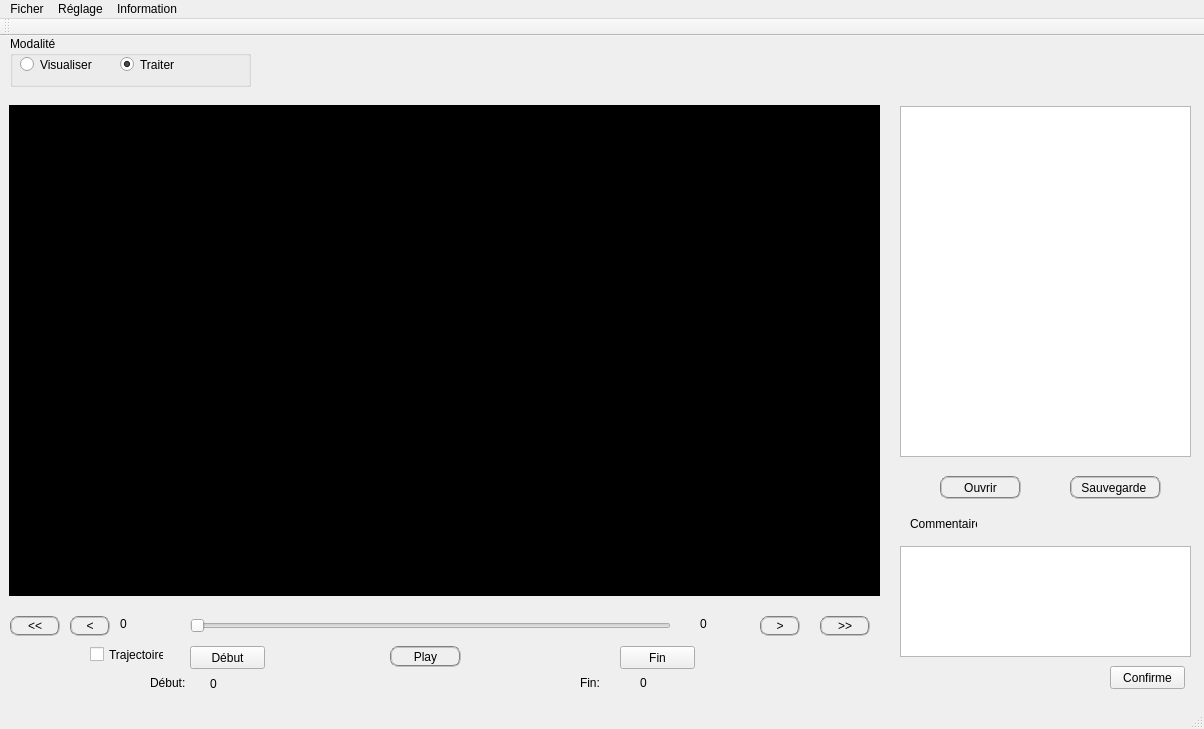
The window that decter/mainwindow.ui (bigflower123/PFE) describes before a commit, drawn with Qt 5.
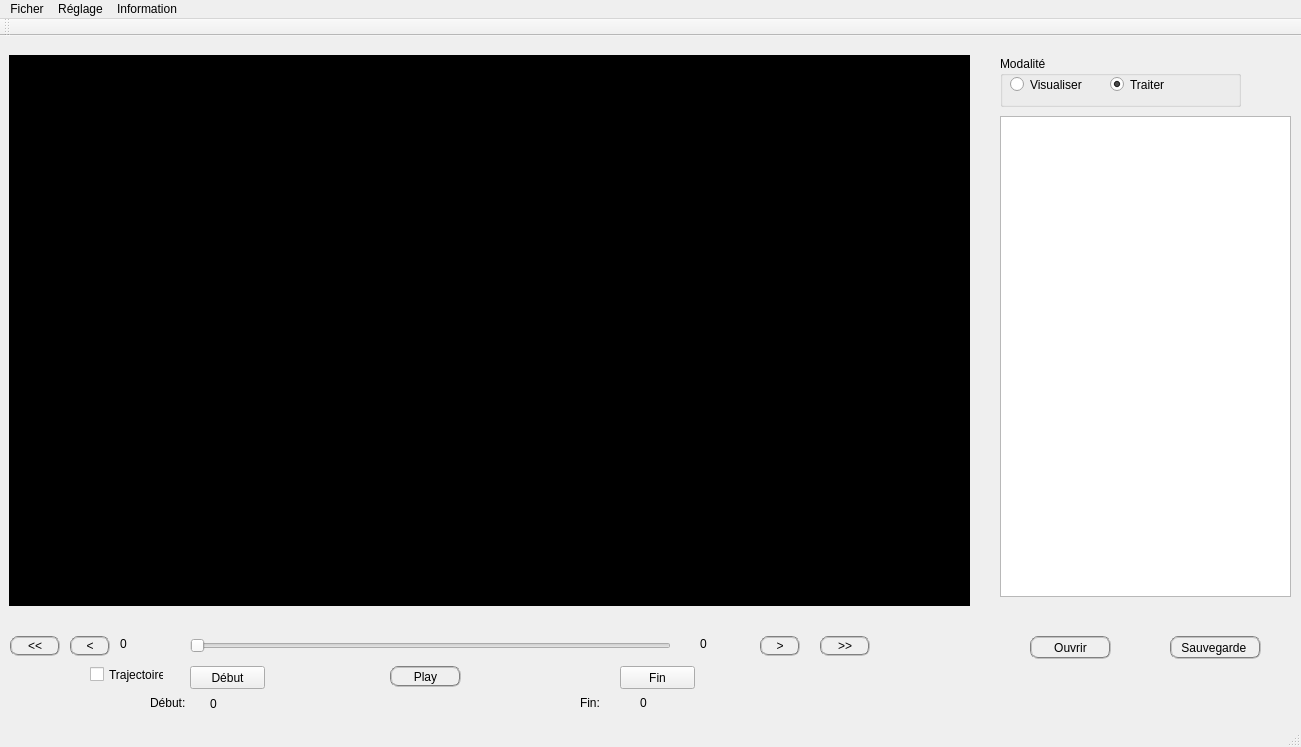
The same window after the commit. Custom widgets are drawn as their Qt base class.

```diff
--- a/decter/mainwindow.ui
+++ b/decter/mainwindow.ui
@@ -6,8 +6,8 @@
    <rect>
     <x>0</x>
     <y>0</y>
-    <width>1204</width>
-    <height>729</height>
+    <width>1301</width>
+    <height>747</height>
    </rect>
   </property>
   <property name="windowTitle">
@@ -18,9 +18,9 @@
     <property name="geometry">
      <rect>
       <x>9</x>
-      <y>69</y>
-      <width>871</width>
-      <height>491</height>
+      <y>19</y>
+      <width>961</width>
+      <height>551</height>
      </rect>
     </property>
     <property name="sizePolicy">
@@ -40,7 +40,7 @@
     <property name="geometry">
      <rect>
       <x>390</x>
-      <y>610</y>
+      <y>630</y>
       <width>71</width>
       <height>21</height>
      </rect>
@@ -56,7 +56,7 @@
     <property name="geometry">
      <rect>
       <x>190</x>
-      <y>580</y>
+      <y>600</y>
       <width>481</width>
       <height>20</height>
      </rect>
@@ -75,7 +75,7 @@
     <property name="geometry">
      <rect>
       <x>120</x>
-      <y>580</y>
+      <y>600</y>
       <width>61</width>
       <height>16</height>
      </rect>
@@ -88,7 +88,7 @@
     <property name="geometry">
      <rect>
       <x>700</x>
-      <y>580</y>
+      <y>600</y>
       <width>61</width>
       <height>16</height>
      </rect>
@@ -101,7 +101,7 @@
     <property name="geometry">
      <rect>
       <x>760</x>
-      <y>580</y>
+      <y>600</y>
       <width>40</width>
       <height>20</height>
      </rect>
@@ -117,7 +117,7 @@
     <property name="geometry">
      <rect>
       <x>70</x>
-      <y>580</y>
+      <y>600</y>
       <width>40</width>
       <height>20</height>
      </rect>
@@ -133,7 +133,7 @@
     <property name="geometry">
      <rect>
       <x>190</x>
-      <y>610</y>
+      <y>630</y>
       <width>75</width>
       <height>23</height>
      </rect>
@@ -146,7 +146,7 @@
     <property name="geometry">
      <rect>
       <x>620</x>
-      <y>610</y>
+      <y>630</y>
       <width>75</width>
       <height>23</height>
      </rect>
@@ -159,7 +159,7 @@
     <property name="geometry">
      <rect>
       <x>90</x>
-      <y>610</y>
+      <y>630</y>
       <width>74</width>
       <height>17</height>
      </rect>
@@ -172,7 +172,7 @@
     <property name="geometry">
      <rect>
       <x>10</x>
-      <y>580</y>
+      <y>600</y>
       <width>50</width>
       <height>20</height>
      </rect>
@@ -188,7 +188,7 @@
     <property name="geometry">
      <rect>
       <x>820</x>
-      <y>580</y>
+      <y>600</y>
       <width>50</width>
       <height>20</height>
      </rect>
@@ -200,49 +200,13 @@
      <string>&gt;&gt;</string>
     </property>
    </widget>
-   <widget class="QLabel" name="commentlabel">
-    <property name="geometry">
-     <rect>
-      <x>910</x>
-      <y>480</y>
-      <width>67</width>
-      <height>16</height>
-     </rect>
-    </property>
-    <property name="text">
-     <string>Commentaire:</string>
-    </property>
-   </widget>
-   <widget class="QTextEdit" name="commenttextEdit">
-    <property name="geometry">
-     <rect>
-      <x>900</x>
-      <y>510</y>
-      <width>291</width>
-      <height>111</height>
-     </rect>
-    </property>
-   </widget>
-   <widget class="QPushButton" name="commentButton">
-    <property name="geometry">
-     <rect>
-      <x>1110</x>
-      <y>630</y>
-      <width>75</width>
-      <height>23</height>
-     </rect>
-    </property>
-    <property name="text">
-     <string>Confirme</string>
-    </property>
-   </widget>
    <widget class="QListWidget" name="listWidget">
     <property name="geometry">
      <rect>
-      <x>900</x>
-      <y>70</y>
+      <x>1000</x>
+      <y>80</y>
       <width>291</width>
-      <height>351</height>
+      <height>481</height>
      </rect>
     </property>
     <property name="verticalScrollMode">
@@ -253,7 +217,7 @@
     <property name="geometry">
      <rect>
       <x>150</x>
-      <y>640</y>
+      <y>660</y>
       <width>46</width>
       <height>13</height>
      </rect>
@@ -266,7 +230,7 @@
     <property name="geometry">
      <rect>
       <x>210</x>
-      <y>640</y>
+      <y>660</y>
       <width>71</width>
       <height>16</height>
      </rect>
@@ -279,7 +243,7 @@
     <property name="geometry">
      <rect>
       <x>580</x>
-      <y>640</y>
+      <y>660</y>
       <width>46</width>
       <height>13</height>
      </rect>
@@ -292,7 +256,7 @@
     <property name="geometry">
      <rect>
       <x>640</x>
-      <y>640</y>
+      <y>660</y>
       <width>46</width>
       <height>13</height>
      </rect>
@@ -304,8 +268,8 @@
    <widget class="QPushButton" name="savefinButton">
     <property name="geometry">
      <rect>
-      <x>1070</x>
-      <y>440</y>
+      <x>1170</x>
+      <y>600</y>
       <width>91</width>
       <height>23</height>
      </rect>
@@ -320,8 +284,8 @@
    <widget class="QGroupBox" name="groupBox">
     <property name="geometry">
      <rect>
-      <x>10</x>
-      <y>0</y>
+      <x>1000</x>
+      <y>20</y>
       <width>241</width>
       <height>51</height>
      </rect>
@@ -365,8 +329,8 @@
    <widget class="QPushButton" name="ouvrirButton">
     <property name="geometry">
      <rect>
-      <x>940</x>
-      <y>440</y>
+      <x>1030</x>
+      <y>600</y>
       <width>81</width>
       <height>23</height>
      </rect>
@@ -384,7 +348,7 @@
     <rect>
      <x>0</x>
      <y>0</y>
-     <width>1204</width>
+     <width>1301</width>
      <height>21</height>
     </rect>
    </property>
```
